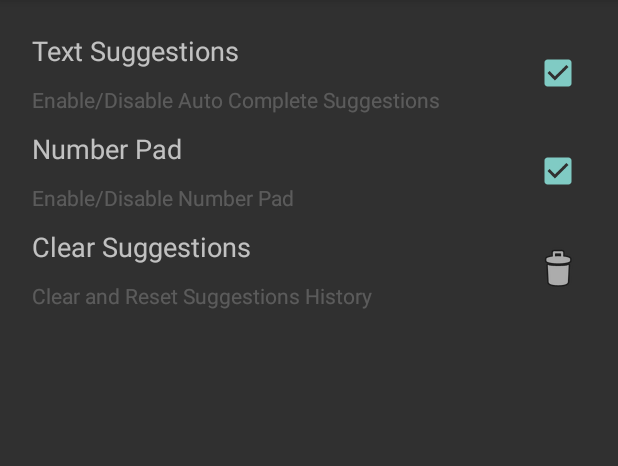
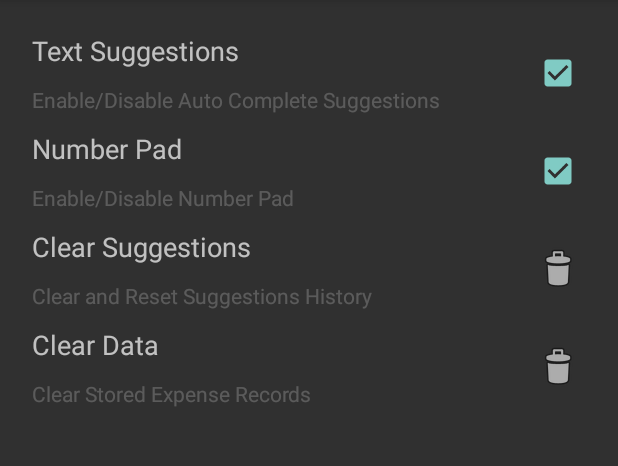
Before and after one commit to vishwasmdamle/QuickNote, an Android app: the screen it shows after launch (SettingsActivity), in the options menu, after a tap on "Settings", on a phone screen of 412 x 824 dp, the part 84-550 px from its top. Run offline under Robolectric (Android 15) with nearby library versions, the phone set to English and light mode, and no system bars.

Commit message:
QuickNote : Ability to delete all records.

```diff
--- a/app/src/main/java/com/example/vishwasdamle/quicknote/repository/AutoCompleteMapper.java
+++ b/app/src/main/java/com/example/vishwasdamle/quicknote/repository/AutoCompleteMapper.java
@@ -13,8 +13,8 @@ import java.util.ArrayList;
 public class AutoCompleteMapper extends DatabaseBuilder {
 
 
-    public static final String SELECT_QUERY = "SELECT * FROM " + TABLE_NAME_AUTOCOMPLETE + " ORDER BY " + OCCURRENCE + " DESC";
-    public static final String UPDATE_QUERY = "UPDATE " + TABLE_NAME_AUTOCOMPLETE + " SET " + OCCURRENCE + " = " + OCCURRENCE + "+1 WHERE " + WORD + " = ?";
+    private static final String SELECT_QUERY = "SELECT * FROM " + TABLE_NAME_AUTOCOMPLETE + " ORDER BY " + OCCURRENCE + " DESC";
+    private static final String UPDATE_QUERY = "UPDATE " + TABLE_NAME_AUTOCOMPLETE + " SET " + OCCURRENCE + " = " + OCCURRENCE + "+1 WHERE " + WORD + " = ?";
     private static final String DELETE_QUERY = "DELETE FROM " + TABLE_NAME_AUTOCOMPLETE;
 
     public AutoCompleteMapper(Context context) {
--- a/app/src/main/java/com/example/vishwasdamle/quicknote/repository/ExpenseEntryMapper.java
+++ b/app/src/main/java/com/example/vishwasdamle/quicknote/repository/ExpenseEntryMapper.java
@@ -17,7 +17,8 @@ import java.util.ArrayList;
  */
 public class ExpenseEntryMapper extends DatabaseBuilder {
 
-    public static final String SELECT_QUERY = "SELECT * FROM " + TABLE_NAME_EXPENSE + " ORDER BY " + UID + " DESC";
+    private static final String SELECT_QUERY = "SELECT * FROM " + TABLE_NAME_EXPENSE + " ORDER BY " + UID + " DESC";
+    private static final String DELETE_QUERY = "DELETE FROM " + TABLE_NAME_EXPENSE;
 
     public ExpenseEntryMapper(Context context) {
         super(context);
@@ -64,4 +65,10 @@ public class ExpenseEntryMapper extends DatabaseBuilder {
         }
         return expenseEntryArrayList;
     }
+
+    public void deleteAll() {
+        SQLiteDatabase sqLiteDatabase = getWritableDatabase();
+        sqLiteDatabase.execSQL(DELETE_QUERY);
+        sqLiteDatabase.close();
+    }
 }
--- a/app/src/main/java/com/example/vishwasdamle/quicknote/service/ExpenseService.java
+++ b/app/src/main/java/com/example/vishwasdamle/quicknote/service/ExpenseService.java
@@ -26,4 +26,8 @@ public class ExpenseService {
     public ArrayList<ExpenseEntry> listAll() {
         return expenseEntryMapper.listAll();
     }
+
+    public void deleteAll() {
+        expenseEntryMapper.deleteAll();
+    }
 }
--- a/app/src/main/res/layout/activity_settings.xml
+++ b/app/src/main/res/layout/activity_settings.xml
@@ -154,4 +154,51 @@
         </LinearLayout>
     </LinearLayout>
 
+    <LinearLayout
+        android:layout_width="match_parent"
+        android:layout_height="wrap_content"
+        android:layout_gravity="center_horizontal"
+        android:orientation="horizontal"
+        android:clickable="true"
+        android:background="@drawable/clickable"
+        android:onClick="showDeleteDataPopup" >
+
+        <LinearLayout
+            android:layout_width="0dp"
+            android:layout_height="fill_parent"
+            android:layout_weight="7"
+            android:orientation="vertical" >
+
+            <TextView
+                android:layout_width="fill_parent"
+                android:layout_height="wrap_content"
+                android:padding="@dimen/text_padding"
+                android:text="@string/Settings.clearData"
+                android:textAppearance="?android:attr/textAppearanceMedium" />
+
+            <TextView
+                android:layout_width="fill_parent"
+                android:layout_height="wrap_content"
+                android:padding="@dimen/text_padding"
+                android:text="@string/Settings.clearDataExtra"
+                android:textAppearance="?android:attr/textAppearanceSmall"
+                android:enabled="false" />
+        </LinearLayout>
+
+        <LinearLayout
+            android:layout_width="0dp"
+            android:layout_height="fill_parent"
+            android:layout_weight="1"
+            android:gravity="center_vertical|center_horizontal"
+            android:orientation="horizontal"
+            android:weightSum="1" >
+
+            <ImageView
+                android:layout_width="wrap_content"
+                android:layout_height="wrap_content"
+                android:id="@+id/imageView2"
+                android:src="@android:drawable/ic_menu_delete" />
+        </LinearLayout>
+    </LinearLayout>
+
 </LinearLayout>
--- a/app/src/main/res/values/strings.xml
+++ b/app/src/main/res/values/strings.xml
@@ -35,6 +35,9 @@
     <string name="Settings.EnableKeyboardExtra">Enable/Disable Number Pad</string>
     <string name="Settings.clearSuggestions">Clear Suggestions</string>
     <string name="Settings.clearSuggestionsExtra">Clear and Reset Suggestions History</string>
+    <string name="Settings.clearData">Clear Data</string>
+    <string name="Settings.clearDataExtra">Clear Stored Expense Records</string>
+    <string name="ButtonExportAndDelete">Export And Delete</string>
 
     <string name="Exported">Document Exported Successfully</string>
     <string name="Saved">Saved</string>
@@ -43,6 +46,7 @@
     <string name="FailedToExport">Failed To Export Document</string>
     <string name="FailedToSave">Failed To Save</string>
     <string name="FailedToShare">Failed To Share Document</string>
+    <string name="DataNotDeleted">Data Not Deleted</string>
 
     <string name="fieldErrorMessage">Please Enter Correct Fields!</string>
     <string name="Share">Share</string>
@@ -52,5 +56,7 @@
 
     <string name="clearACTitle">Clear Suggestions</string>
     <string name="clearACMessage">Do You Want To Clear and Reset Suggestions History?</string>
+    <string name="clearDataTitle">Clear Data</string>
+    <string name="clearDataMessage">Do You Want To Clear All Stored Expense Records?</string>
 
 </resources>
```
Also changed, not shown: app/src/main/java/com/example/vishwasdamle/quicknote/activities/SettingsActivity.java (+52 -3 lines).
